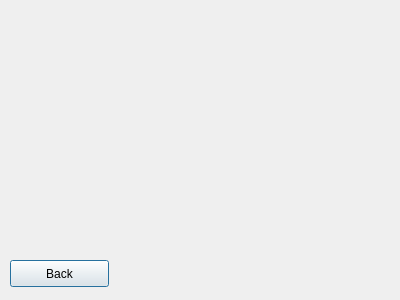
Before: the Qt Designer form profileview.ui in w4est/COMP3004, drawn with Qt 5.
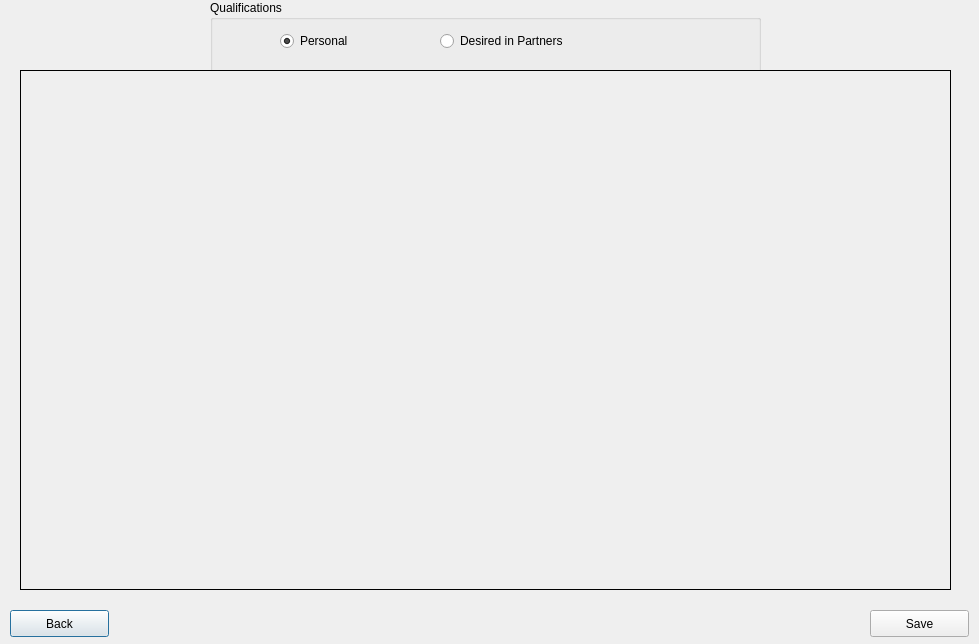
After: the same form once the commit is applied.

```diff
--- a/profileview.ui
+++ b/profileview.ui
@@ -6,8 +6,8 @@
    <rect>
     <x>0</x>
     <y>0</y>
-    <width>400</width>
-    <height>300</height>
+    <width>979</width>
+    <height>644</height>
    </rect>
   </property>
   <property name="windowTitle">
@@ -17,7 +17,7 @@
    <property name="geometry">
     <rect>
      <x>10</x>
-     <y>260</y>
+     <y>610</y>
      <width>99</width>
      <height>27</height>
     </rect>
@@ -26,6 +26,103 @@
     <string>Back</string>
    </property>
   </widget>
+  <widget class="QScrollArea" name="scrollArea">
+   <property name="geometry">
+    <rect>
+     <x>20</x>
+     <y>70</y>
+     <width>931</width>
+     <height>520</height>
+    </rect>
+   </property>
+   <property name="minimumSize">
+    <size>
+     <width>0</width>
+     <height>520</height>
+    </size>
+   </property>
+   <property name="frameShape">
+    <enum>QFrame::Box</enum>
+   </property>
+   <property name="frameShadow">
+    <enum>QFrame::Plain</enum>
+   </property>
+   <property name="widgetResizable">
+    <bool>true</bool>
+   </property>
+   <widget class="QWidget" name="scrollAreaWidgetContents">
+    <property name="geometry">
+     <rect>
+      <x>0</x>
+      <y>0</y>
+      <width>929</width>
+      <height>518</height>
+     </rect>
+    </property>
+   </widget>
+  </widget>
+  <widget class="QPushButton" name="SaveButton">
+   <property name="geometry">
+    <rect>
+     <x>870</x>
+     <y>610</y>
+     <width>99</width>
+     <height>27</height>
+    </rect>
+   </property>
+   <property name="text">
+    <string>Save</string>
+   </property>
+  </widget>
+  <widget class="QGroupBox" name="groupBox">
+   <property name="geometry">
+    <rect>
+     <x>210</x>
+     <y>0</y>
+     <width>551</width>
+     <height>80</height>
+    </rect>
+   </property>
+   <property name="title">
+    <string>Qualifications</string>
+   </property>
+   <widget class="QRadioButton" name="PersonalButton">
+    <property name="geometry">
+     <rect>
+      <x>70</x>
+      <y>30</y>
+      <width>101</width>
+      <height>22</height>
+     </rect>
+    </property>
+    <property name="text">
+     <string>Personal</string>
+    </property>
+    <property name="checkable">
+     <bool>true</bool>
+    </property>
+    <property name="checked">
+     <bool>true</bool>
+    </property>
+   </widget>
+   <widget class="QRadioButton" name="DesiredButton">
+    <property name="geometry">
+     <rect>
+      <x>230</x>
+      <y>30</y>
+      <width>161</width>
+      <height>22</height>
+     </rect>
+    </property>
+    <property name="text">
+     <string>Desired in Partners</string>
+    </property>
+   </widget>
+  </widget>
+  <zorder>groupBox</zorder>
+  <zorder>BackButton</zorder>
+  <zorder>scrollArea</zorder>
+  <zorder>SaveButton</zorder>
  </widget>
  <resources/>
  <connections/>
```
